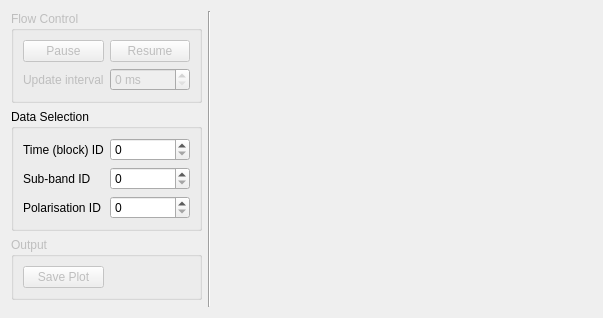
Above: src/viewer/forms/SubbandSpectraViewer.ui from pelican/pelican-lofar before the change. Below: the same form after it.
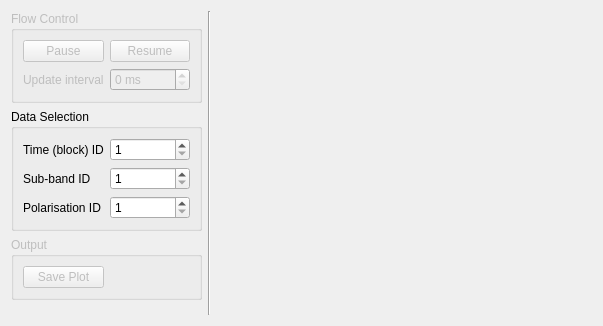
That is the form after the change. Custom widgets are drawn as their Qt base class.

Commit message: fix control limits

Patch:
```diff
--- a/src/viewer/forms/SubbandSpectraViewer.ui
+++ b/src/viewer/forms/SubbandSpectraViewer.ui
@@ -7,7 +7,7 @@
     <x>0</x>
     <y>0</y>
     <width>603</width>
-    <height>318</height>
+    <height>326</height>
    </rect>
   </property>
   <property name="windowTitle">
@@ -80,6 +80,9 @@
         </item>
         <item row="1" column="1">
          <widget class="QSpinBox" name="spinBox_subband">
+          <property name="minimum">
+           <number>1</number>
+          </property>
           <property name="maximum">
            <number>999</number>
           </property>
@@ -94,6 +97,9 @@
         </item>
         <item row="2" column="1">
          <widget class="QSpinBox" name="spinBox_polarisation">
+          <property name="minimum">
+           <number>1</number>
+          </property>
           <property name="maximum">
            <number>999</number>
           </property>
@@ -108,6 +114,9 @@
         </item>
         <item row="0" column="1">
          <widget class="QSpinBox" name="spinBox_timeBlock">
+          <property name="minimum">
+           <number>1</number>
+          </property>
           <property name="maximum">
            <number>999</number>
           </property>
```
The commit also changes 2 other files.
